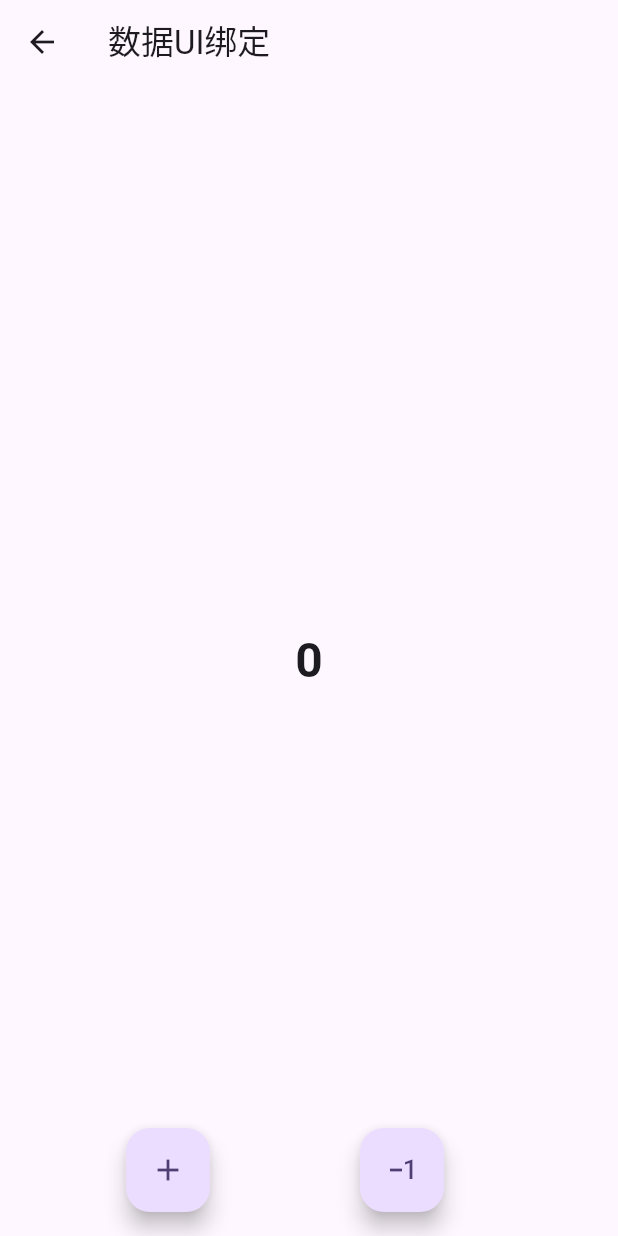
After one commit to LeeWongClient/ScrollViewDemo, a Flutter app: the MultiProviderPage screen opened directly, after a tap on the "add" icon, after a tap on the "exposure minus 1" icon, on a phone screen of 412 x 824 dp. The commit adds this screen. Run offline on Flutter 3.47's test engine with Material 3 defaults, Android fonts, the phone set to English and light mode, and no system bars; our stand-ins replace extended_image, lottie, pull_to_refresh_flutter3; missing offline and left inert: pull_to_refresh_notification.

```diff
--- /dev/null
+++ b/lib/provider/multi_provider_page.dart
@@ -0,0 +1,66 @@
+import 'package:flutter/material.dart';
+import 'package:flutter_ui_demo/provider/provider_view_model.dart';
+import 'package:flutter_ui_demo/provider/ui_data_provider2.dart';
+import 'package:provider/provider.dart';
+
+class MultiProviderPage extends StatefulWidget {
+  const MultiProviderPage({super.key});
+
+  static Widget provider() {
+    return MultiProvider(
+      providers: [
+        ChangeNotifierProvider(create: (context) => UIDataProviderViewModel()),
+        ChangeNotifierProvider(create: (context) => UIDataProvider2ViewModel()),
+      ],
+      child: MultiProviderPage(),
+    );
+  }
+
+  @override
+  State<MultiProviderPage> createState() => _MultiProviderPageState();
+}
+
+class _MultiProviderPageState extends State<MultiProviderPage> {
+  late UIDataProviderViewModel viewModel;
+  late UIDataProvider2ViewModel viewModel2;
+
+  @override
+  void initState() {
+    // TODO: implement initState
+    viewModel = context.read<UIDataProviderViewModel>();
+    viewModel2 = context.read<UIDataProvider2ViewModel>();
+    super.initState();
+  }
+
+  @override
+  Widget build(BuildContext context) {
+    return Scaffold(
+      appBar: AppBar(title: Text('数据UI绑定'),),
+      body: Center(
+        child: Container(
+          child: Selector2<UIDataProviderViewModel, UIDataProvider2ViewModel, int>(
+            selector: (_, model, model2) => model.count + model2.count,
+            builder: (context, count, widget) {
+              return Text(
+                '${count}',
+                style: TextStyle(fontSize: 32, fontWeight: FontWeight.bold),);
+            },
+          ),
+        ),
+      ),
+      floatingActionButton: Row(
+        mainAxisAlignment: MainAxisAlignment.spaceEvenly,
+        children: [
+          FloatingActionButton(child: Icon(Icons.add), onPressed: (){
+            viewModel.currentCountAdd();
+          }),
+          FloatingActionButton(child: Icon(Icons.exposure_minus_1), onPressed: (){
+            viewModel2.currentCountMinus();
+          }),
+        ],
+      )
+
+
+    );
+  }
+}
--- /dev/null
+++ b/lib/provider/provider_view_model.dart
@@ -0,0 +1,12 @@
+
+import 'package:flutter/cupertino.dart';
+
+class UIDataProviderViewModel extends ChangeNotifier {
+  int count = 0;
+
+  currentCountAdd() {
+    count = count + 1;
+    notifyListeners();
+  }
+
+}
--- /dev/null
+++ b/lib/provider/ui_data_provider2.dart
@@ -0,0 +1,12 @@
+
+import 'package:flutter/cupertino.dart';
+
+class UIDataProvider2ViewModel extends ChangeNotifier {
+  int count = 0;
+
+  currentCountMinus() {
+    count = count - 1;
+    notifyListeners();
+  }
+
+}
--- a/pubspec.yaml
+++ b/pubspec.yaml
@@ -47,9 +47,11 @@ dev_dependencies:
   # rules and activating additional ones.
   flutter_lints: ^2.0.0
   lottie: ^2.6.0
+  provider: ^6.0.5
   pull_to_refresh_notification: ^3.1.0
   pull_to_refresh_flutter3: ^2.0.2
   extended_image: ^8.1.1
+
 # For information on the generic Dart part of this file, see the
 # following page: https://dart.dev/tools/pub/pubspec
 
```
Also changed, not shown: lib/main.dart (+9 -1 lines), lib/provider/ui_data_provider.dart (added, +52 -0 lines), pubspec.lock.
